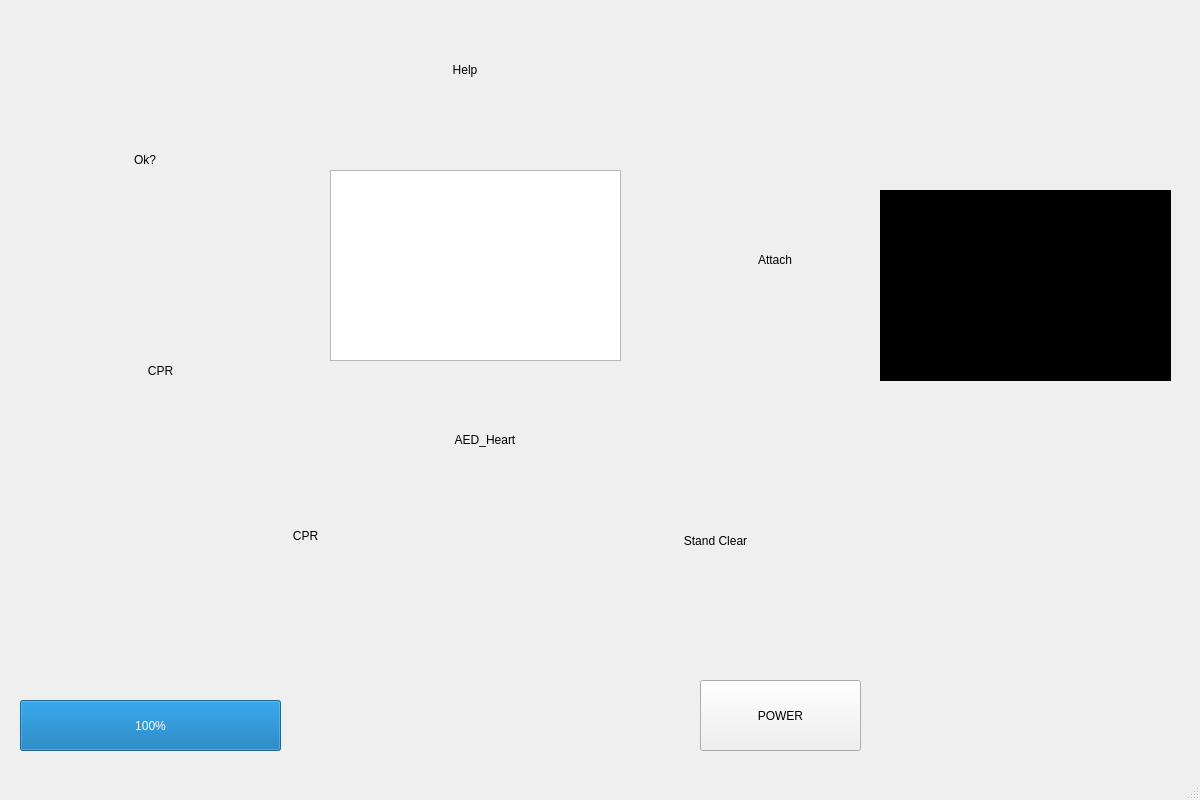
Above: aed_display.ui from WaillyMohamed/AED before the change. Below: the same form after it.
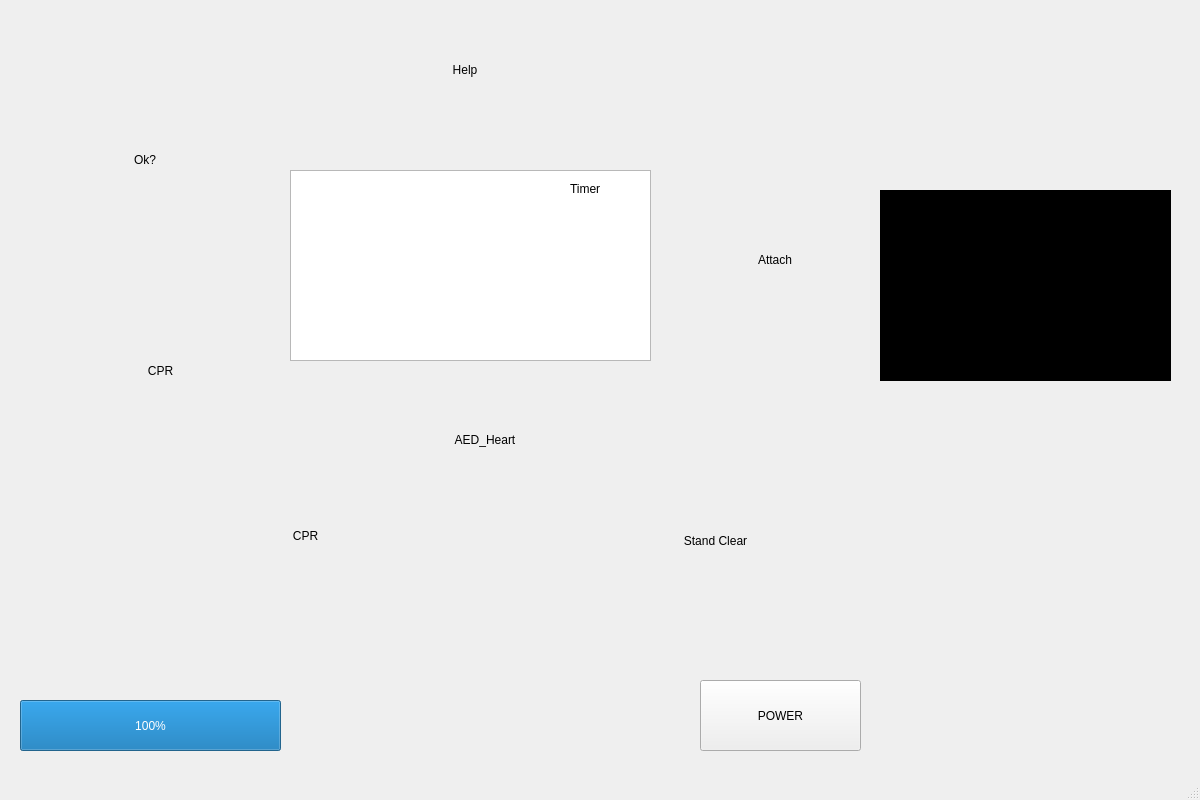
That is the form after the change.

Patch:
```diff
--- a/aed_display.ui
+++ b/aed_display.ui
@@ -48,9 +48,9 @@
    <widget class="QTextBrowser" name="LCDScreen">
     <property name="geometry">
      <rect>
-      <x>330</x>
+      <x>290</x>
       <y>170</y>
-      <width>291</width>
+      <width>361</width>
       <height>191</height>
      </rect>
     </property>
@@ -277,6 +277,19 @@
 color: rgb(46, 194, 126);</string>
     </property>
    </widget>
+   <widget class="QLabel" name="timer">
+    <property name="geometry">
+     <rect>
+      <x>570</x>
+      <y>180</y>
+      <width>62</width>
+      <height>17</height>
+     </rect>
+    </property>
+    <property name="text">
+     <string>Timer</string>
+    </property>
+   </widget>
   </widget>
   <widget class="QMenuBar" name="menubar">
    <property name="geometry">
```
